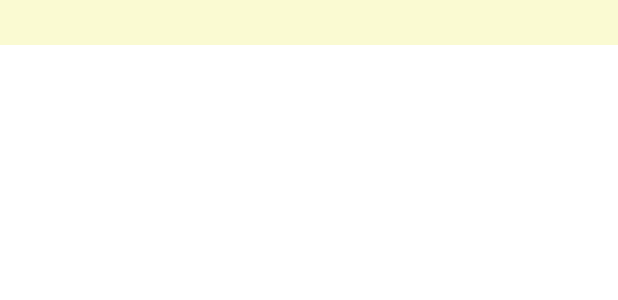
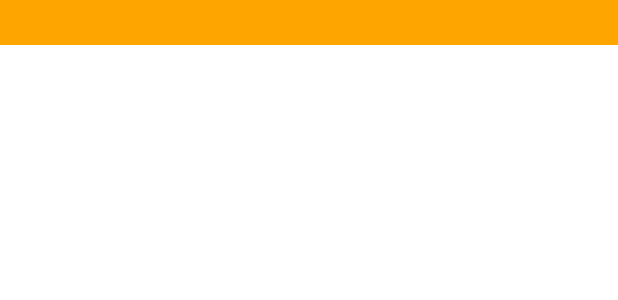
Before and after one commit to maxyou/purebbs-android, an Android app: the layout category_item_view.xml on its own in the app's theme, with its tools: preview values and no code run, on a phone screen of 412 x 824 dp. Shown: the top 300 px of the screen. Run offline under Robolectric (Android 15) with nearby library versions, the phone set to English and light mode, and no system bars.

Commit message:
change selected category color

```diff
--- a/app/src/main/java/com/maxproj/purebbs/MainActivity.kt
+++ b/app/src/main/java/com/maxproj/purebbs/MainActivity.kt
@@ -12,6 +12,7 @@ import androidx.navigation.ui.AppBarConfiguration
 import androidx.navigation.ui.navigateUp
 import androidx.navigation.ui.setupActionBarWithNavController
 import androidx.navigation.ui.setupWithNavController
+import com.maxproj.purebbs.config.Config
 import com.maxproj.purebbs.config.ConfigViewModel
 import com.maxproj.purebbs.config.ConfigViewModelFactory
 import kotlinx.android.synthetic.main.activity_main.*
@@ -50,7 +51,9 @@ class MainActivity : AppCompatActivity() {
             Log.d("PureBBS", "Observed postList onChange")
             viewModel.categoryAdapter.submitList(it)
         })
-
+        Config.categoryCurrentLive.observe(this, Observer {
+            viewModel.liveCategory(it)
+        })
         viewModel.updateCategoryList()
     }
 
--- a/app/src/main/java/com/maxproj/purebbs/config/ConfigViewModel.kt
+++ b/app/src/main/java/com/maxproj/purebbs/config/ConfigViewModel.kt
@@ -34,6 +34,9 @@ class ConfigViewModel (application: Application, httpApi: HttpApi) : AndroidView
 //        }
         Config._categoryCurrentLive.value = idStr
     }
+    fun liveCategory(it: String) {
+        categoryAdapter.notifyDataSetChanged()
+    }
     fun gotoDetail(view: View){
         Navigation.findNavController(view).navigate(PostFragmentDirections.actionPostDestToDetailDest())
     }
--- a/app/src/main/java/com/maxproj/purebbs/post/PostAdapter.kt
+++ b/app/src/main/java/com/maxproj/purebbs/post/PostAdapter.kt
@@ -72,8 +72,8 @@ class PostAdapter : PagedListAdapter<Post, PostAdapter.PostItemViewHolder>(REPO_
     }
 }
 
-@BindingAdapter("app:imageUrl")
-fun loadImage(view: ImageView, item: Post?) {
+@BindingAdapter("app:imageUr2l")
+fun loadImag2e(view: ImageView, item: Post?) {
 
     Log.d("PureBBS", "loadImage .... ${item?.toString()}")
 
--- a/app/src/main/res/layout/category_item_view.xml
+++ b/app/src/main/res/layout/category_item_view.xml
@@ -17,9 +17,10 @@
         android:layout_height="wrap_content">
 
         <TextView
-            android:background="@color/LightGoldenrodYellow"
             android:text="@{item.name}"
+            android:textSize="16sp"
             android:onClick="@{(v)->viewModel.updateCategoryCurrent(v, item.idStr)}"
+            app:selectedCategory="@{item}"
             app:layout_constraintTop_toTopOf="parent"
             app:layout_constraintBottom_toBottomOf="parent"
             app:layout_constraintLeft_toLeftOf="parent"
@@ -27,5 +28,6 @@
             android:gravity="start"
             android:layout_width="match_parent"
             android:layout_height="30dp" />
+
     </androidx.constraintlayout.widget.ConstraintLayout>
 </layout>
--- a/app/src/main/res/layout/post_item_view.xml
+++ b/app/src/main/res/layout/post_item_view.xml
@@ -25,7 +25,7 @@
             android:layout_margin="2dp"
             android:background="@color/Turquoise"
             android:gravity="center"
-            app:imageUrl="@{item}"
+            app:imageUr2l="@{item}"
             app:layout_constraintBottom_toBottomOf="parent"
             app:layout_constraintEnd_toStartOf="@id/title"
             app:layout_constraintStart_toStartOf="parent"
```
Also changed, not shown: app/src/main/java/com/maxproj/purebbs/config/CategoryAdapter.kt (+23 -0 lines).
